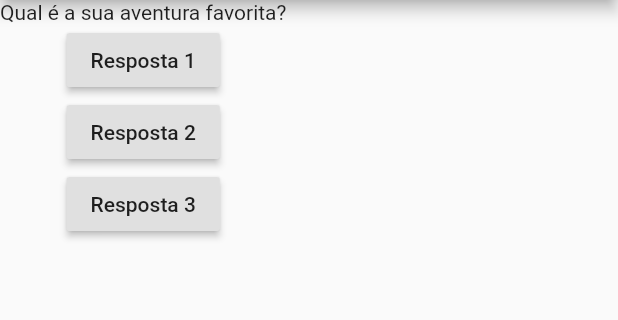
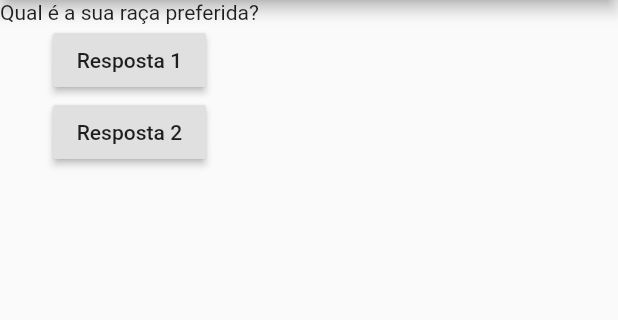
Before and after one commit to Magavinicius/Flutter, a Flutter app: the screen it shows after launch, after a tap on "Resposta 1", on a phone screen of 412 x 824 dp, the part 84-404 px from its top. Run offline on Flutter 3.47's test engine with Material 2 defaults, Android fonts, the phone set to English and light mode, and no system bars.

Commit message:
Add mudança de pergunta
Alterei para Stateful para ter mudança.
Add o setState no void para a variavel "perguntaSelecionada" conseguir add o valor.

```diff
--- a/lib/main.dart
+++ b/lib/main.dart
@@ -2,8 +2,13 @@ import 'package:flutter/material.dart';
 
 main() => runApp(PerguntaApp());
 
-class PerguntaApp extends StatelessWidget {
+class PerguntaAppState extends State<PerguntaApp> {
+  var perguntaSelecionada = 0;
+
   void responder() {
+    setState(() {
+      perguntaSelecionada++;
+    });
     print('Pergunta renpondida');
   }
 
@@ -21,7 +26,7 @@ class PerguntaApp extends StatelessWidget {
         ),
         body: Column(
           children: <Widget>[
-            Text(perguntas[0]),
+            Text(perguntas[perguntaSelecionada]),
             RaisedButton(
               child: Text('Resposta 1'),
               onPressed: responder,
@@ -30,13 +35,15 @@ class PerguntaApp extends StatelessWidget {
               child: Text('Resposta 2'),
               onPressed: responder,
             ),
-            RaisedButton(
-              child: Text('Resposta 3'),
-              onPressed: responder,
-            ),
           ],
         ),
       ),
     );
   }
 }
+
+class PerguntaApp extends StatefulWidget {
+  PerguntaAppState createState() {
+    return PerguntaAppState();
+  }
+}
```
